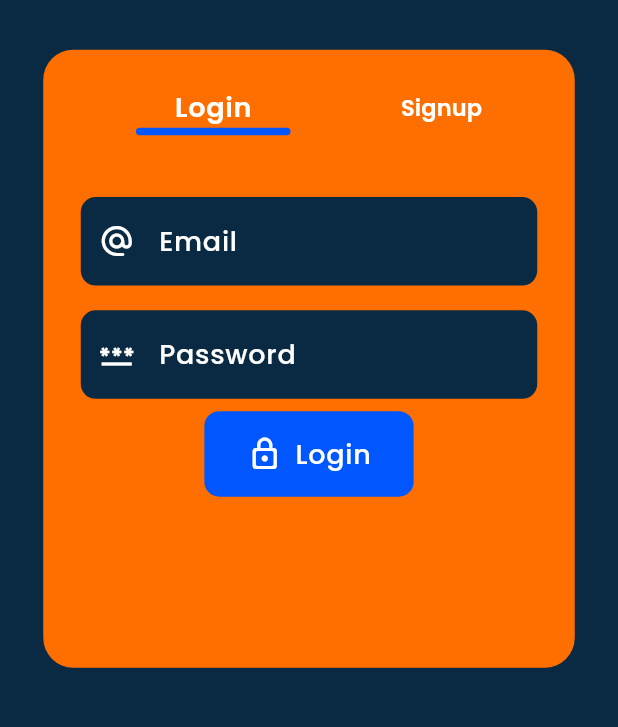
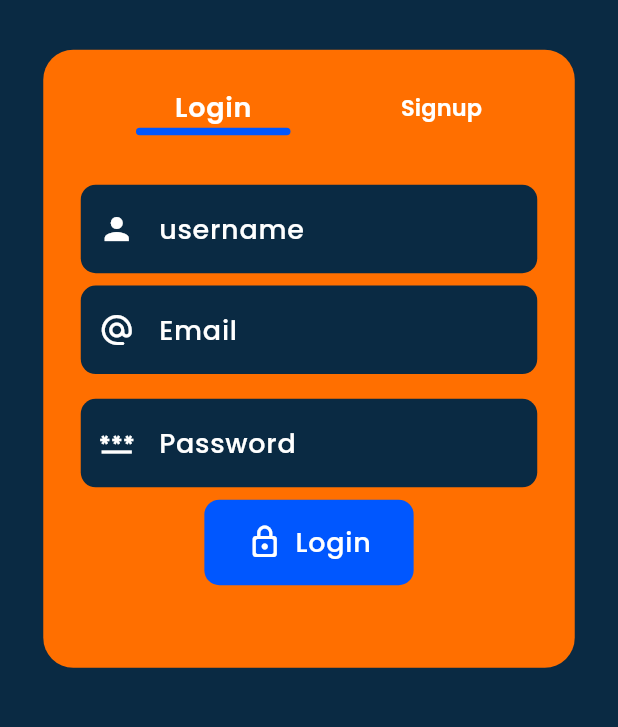
Before and after one commit to huzaifa-huzzi/chatify-Project, a Flutter app: the LoginScreen screen opened directly, on a phone screen of 412 x 824 dp, the part 280-1007 px from its top. Run offline on Flutter 3.47's test engine with Material 3 defaults, Android fonts, the phone set to English and light mode, and no system bars; our stand-ins replace firebase_auth, firebase_core, firebase_database, flutter_svg, fluttertoast, get and 3 more; accounts and stored records are empty; generated files the repository leaves out were written again.

Commit message:
Making Chat App

```diff
--- a/lib/View/Authentication/LoginScreen/Widgets/LoginForm.dart
+++ b/lib/View/Authentication/LoginScreen/Widgets/LoginForm.dart
@@ -28,6 +28,27 @@ class _LoginFormState extends State<LoginForm> {
       key: _formKey,
       child: Column(
         children: [
+          TextFormField(
+            controller: loginController.usernameController,
+            keyboardType: TextInputType.name,
+            focusNode: _userFocus,
+            textInputAction: TextInputAction.next,
+            decoration: InputDecoration(
+              border: OutlineInputBorder(
+                borderRadius: BorderRadius.circular(10),
+                borderSide: BorderSide.none,
+              ),
+              fillColor: AppColors.backgroundColor,
+              filled: true,
+              hintText: "username",
+              prefixIcon: Icon(Icons.person),
+            ),
+            validator: (value) =>
+            value!.isEmpty ? "Username cannot be empty" : null,
+            onFieldSubmitted: (_) {
+              Utils.fieldFocusChange(context, _userFocus, _emailFocus);
+            },
+          ),
           SizedBox(height: height * 0.01),
           TextFormField(
             controller: loginController.emailController,
@@ -76,6 +97,7 @@ class _LoginFormState extends State<LoginForm> {
               onTap: () {
                 if (_formKey.currentState!.validate()) {
                   loginController.login(
+                    loginController.usernameController.text.trim(),
                     loginController.emailController.text.trim(),
                     loginController.passwordController.text.trim(),
                     context
--- a/lib/View_Model/Controllers/LoginController.dart
+++ b/lib/View_Model/Controllers/LoginController.dart
@@ -11,10 +11,11 @@ class LoginController extends GetxController {
   final DatabaseReference _ref = FirebaseDatabase.instance.ref().child('user');
 
   var emailController = TextEditingController();
+  var usernameController = TextEditingController();
   var passwordController = TextEditingController();
   final loading = false.obs;
 
-  void login(String email, String password,BuildContext context) async {
+  void login(String email, String password,String username,BuildContext context) async {
     loading.value = true;
 
     try {
@@ -27,6 +28,7 @@ class LoginController extends GetxController {
         await _ref.child(userCredential.user!.uid).set({
           'uid': userCredential.user!.uid,
           'email': userCredential.user!.email,
+          'username' : username,
         });
         loading.value = false;
         Get.to(() => const HomePage());
```
Also changed, not shown: lib/View/Authentication/LoginScreen/Widgets/SignUpForm.dart (line endings or trailing spaces), lib/View/ProfileScreen/ProfileScreen.dart (indentation only), lib/View/UserProfileScreen/UserProfileScreen.dart (indentation only).
